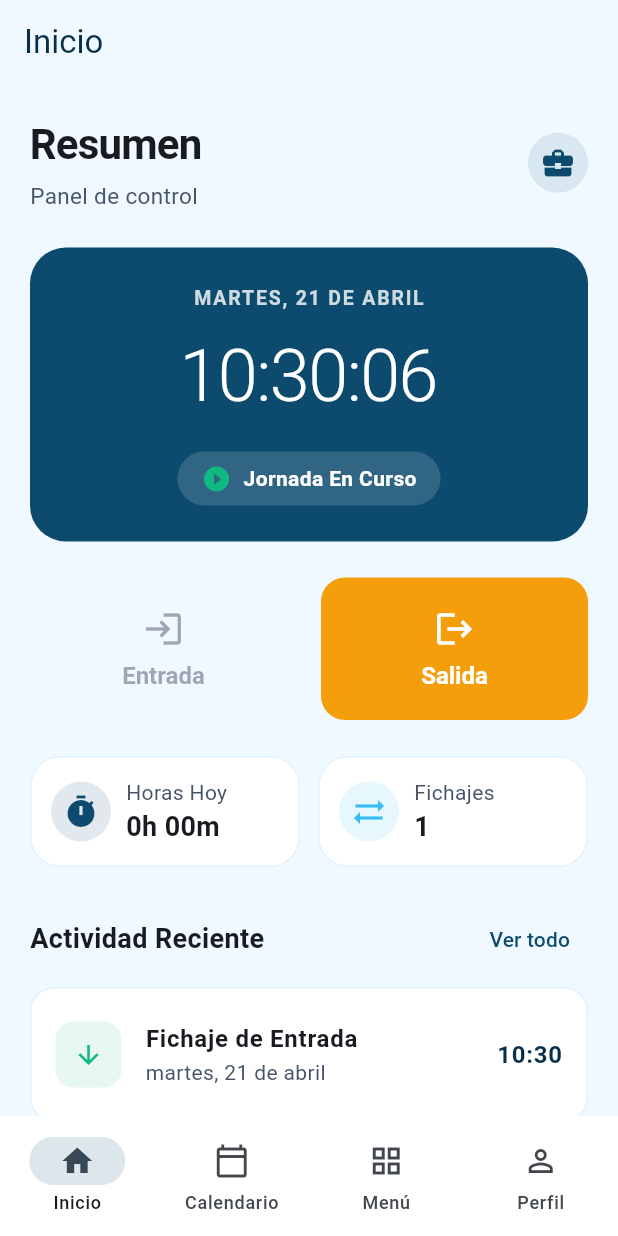
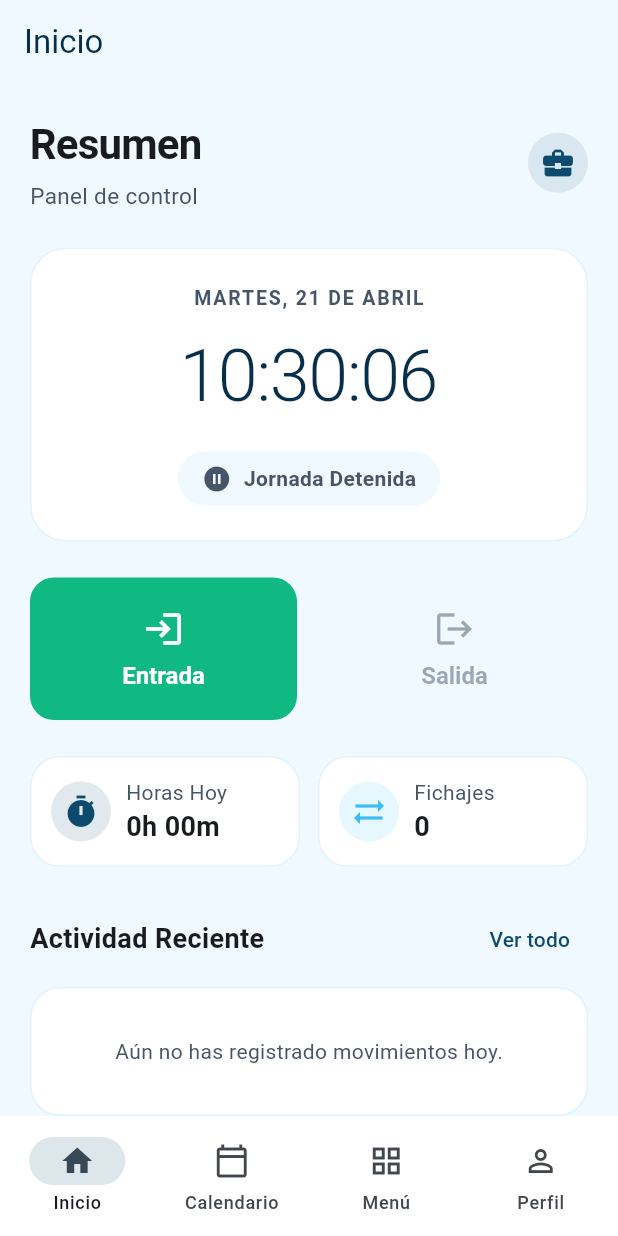
Before and after one commit to luisluiswii/Control-Horario, a Flutter app: the HomeShellPage screen opened directly, after a tap on "Entrada", after a tap on "Ver todo", on a phone screen of 412 x 824 dp. Run offline on Flutter 3.47's test engine with Material 3 defaults, Android fonts, the phone set to English and light mode, and no system bars; our stand-ins replace supabase_flutter; accounts and stored records are empty; network calls fail.

Commit message:
Podemos Fichar

```diff
--- a/lib/main.dart
+++ b/lib/main.dart
@@ -675,6 +675,36 @@ class _HomeShellPageState extends State<HomeShellPage> {
   void initState() {
     super.initState();
     _pageController = PageController();
+    _cargarRegistros();
+  }
+
+  // Cargar fichajes desde Supabase
+  Future<void> _cargarRegistros() async {
+    final supabase = Supabase.instance.client;
+    final user = supabase.auth.currentUser;
+
+    if (user == null) return;
+
+    final data = await supabase
+        .from('fichajes')
+        .select()
+        .eq('auth_user_id', user.id)
+        .order('fecha_hora', ascending: false)
+        .limit(20);
+
+    setState(() {
+      _registros.clear();
+      for (final item in data) {
+        _registros.add(
+          RegistroHorario(
+            tipo: item['tipo'] == 'entrada'
+                ? TipoRegistro.entrada
+                : TipoRegistro.salida,
+            fecha: DateTime.parse(item['fecha_hora']),
+          ),
+        );
+      }
+    });
   }
 
   @override
@@ -713,10 +743,43 @@ class _HomeShellPageState extends State<HomeShellPage> {
     return total;
   }
 
-  void _registrar(TipoRegistro tipo) {
+  // Guardar en Supabase y actualizar la UI
+  void _registrar(TipoRegistro tipo) async {
+    final supabase = Supabase.instance.client;
+    final user = supabase.auth.currentUser;
+
+    if (user == null) return;
+
+    final usuario = await supabase
+        .from('usuario')
+        .select()
+        .eq('auth_user_id', user.id)
+        .maybeSingle();
+
+    if (usuario == null) return;
+
+    final fecha = DateTime.now();
+    final tipoTexto = tipo == TipoRegistro.entrada ? 'entrada' : 'salida';
+
+    try {
+      await supabase.from('fichajes').insert({
+        'auth_user_id': user.id,
+        'nombre_usuario': usuario['nombre_completo'],
+        'tipo': tipoTexto,
+        'fecha_hora': fecha.toIso8601String(),
+      });
+
       setState(() {
-      _registros.insert(0, RegistroHorario(tipo: tipo, fecha: DateTime.now()));
+        _registros.insert(
+          0,
+          RegistroHorario(tipo: tipo, fecha: fecha),
+        );
       });
+    } catch (e) {
+      ScaffoldMessenger.of(context).showSnackBar(
+        SnackBar(content: Text('Error al registrar: $e')),
+      );
+    }
   }
 
   @override
@@ -794,7 +857,6 @@ class MenuPlaceholderPage extends StatelessWidget {
 
   @override
   Widget build(BuildContext context) {
-    // Definimos los items usando tu paleta Océano
     final List<Map<String, dynamic>> menuItems = [
       {
         'title': 'Vacaciones',
```
Lines whose indentation alone changed are shown as unchanged.
